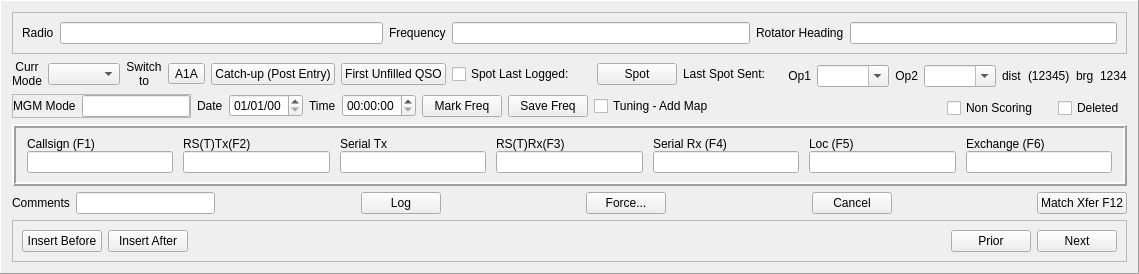
Before: the Qt Designer form mqt/MqtLogger/qsologframe.ui in Rsclub22/Minos2-Mirror, drawn with Qt 5.
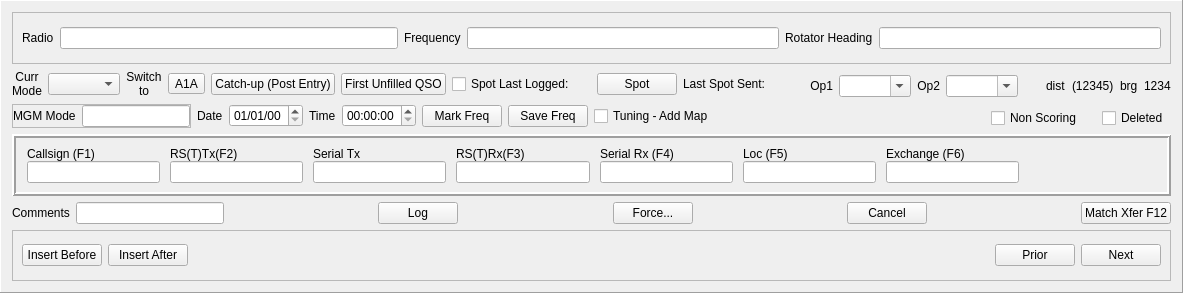
After: the same form once the commit is applied.

Commit message: Limit the expansion of the main fields

The edit to the form file:
```diff
--- a/mqt/MqtLogger/qsologframe.ui
+++ b/mqt/MqtLogger/qsologframe.ui
@@ -6,8 +6,8 @@
    <rect>
     <x>0</x>
     <y>0</y>
-    <width>1068</width>
-    <height>274</height>
+    <width>1183</width>
+    <height>293</height>
    </rect>
   </property>
   <property name="windowTitle">
@@ -746,6 +746,19 @@
         </item>
        </layout>
       </item>
+      <item>
+       <spacer name="horizontalSpacer_4">
+        <property name="orientation">
+         <enum>Qt::Horizontal</enum>
+        </property>
+        <property name="sizeHint" stdset="0">
+         <size>
+          <width>40</width>
+          <height>20</height>
+         </size>
+        </property>
+       </spacer>
+      </item>
      </layout>
     </widget>
    </item>
```
